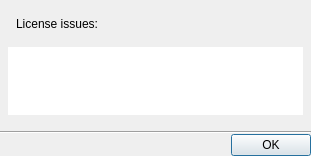
networkoptix/nx_open, file client/libclient/src/ui/dialogs/layout_tour_dialog.ui: the form before one commit.
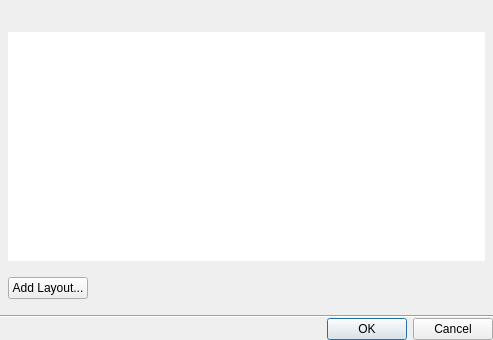
The form after the commit. Custom widgets are drawn as their Qt base class.

Commit message:
VMS-5762 - Layout tours - Simple editing dialog
<==== Mercurial data ====>
Branch: x_vms_5760_layout_tours

```diff
--- a/client/libclient/src/ui/dialogs/layout_tour_dialog.ui
+++ b/client/libclient/src/ui/dialogs/layout_tour_dialog.ui
@@ -6,8 +6,8 @@
    <rect>
     <x>0</x>
     <y>0</y>
-    <width>311</width>
-    <height>156</height>
+    <width>493</width>
+    <height>340</height>
    </rect>
   </property>
   <property name="windowTitle">
@@ -30,7 +30,7 @@
     <number>0</number>
    </property>
    <item>
-    <layout class="QVBoxLayout" name="contentLayout">
+    <layout class="QVBoxLayout" name="contentLayout" stretch="0,1,0">
      <property name="spacing">
       <number>16</number>
      </property>
@@ -47,14 +47,7 @@
       <number>16</number>
      </property>
      <item>
-      <widget class="QLabel" name="label">
-       <property name="text">
-        <string>License issues:</string>
-       </property>
-       <property name="indent">
-        <number>8</number>
-       </property>
-      </widget>
+      <widget class="QnInputField" name="nameInputField" native="true"/>
      </item>
      <item>
       <widget class="QTreeView" name="treeView">
@@ -105,6 +98,19 @@
        </attribute>
       </widget>
      </item>
+     <item>
+      <widget class="QPushButton" name="addLayoutButton">
+       <property name="sizePolicy">
+        <sizepolicy hsizetype="Fixed" vsizetype="Fixed">
+         <horstretch>0</horstretch>
+         <verstretch>0</verstretch>
+        </sizepolicy>
+       </property>
+       <property name="text">
+        <string>Add Layout...</string>
+       </property>
+      </widget>
+     </item>
     </layout>
    </item>
    <item>
@@ -120,12 +126,20 @@
       <enum>Qt::Horizontal</enum>
      </property>
      <property name="standardButtons">
-      <set>QDialogButtonBox::Ok</set>
+      <set>QDialogButtonBox::Cancel|QDialogButtonBox::Ok</set>
      </property>
     </widget>
    </item>
   </layout>
  </widget>
+ <customwidgets>
+  <customwidget>
+   <class>QnInputField</class>
+   <extends>QWidget</extends>
+   <header location="global">ui/widgets/common/input_field.h</header>
+   <container>1</container>
+  </customwidget>
+ </customwidgets>
  <resources/>
  <connections>
   <connection>
```
Left out of the diff: 2 changed lines with no effect on the pictures. The commit also changes 3 other files.
